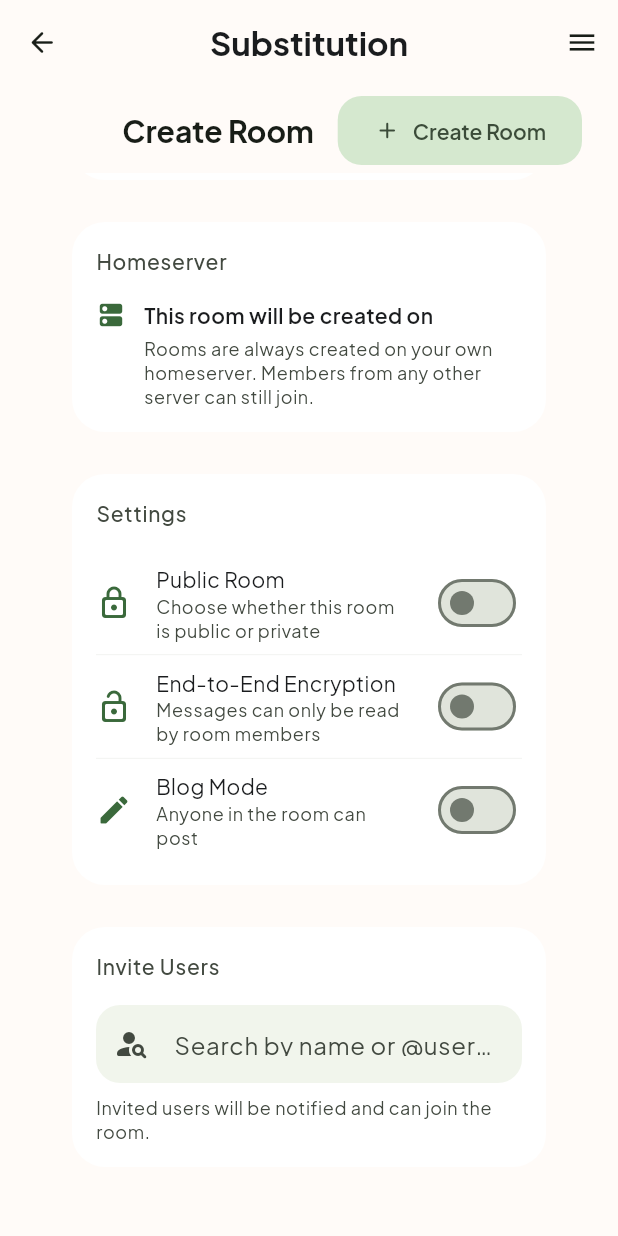
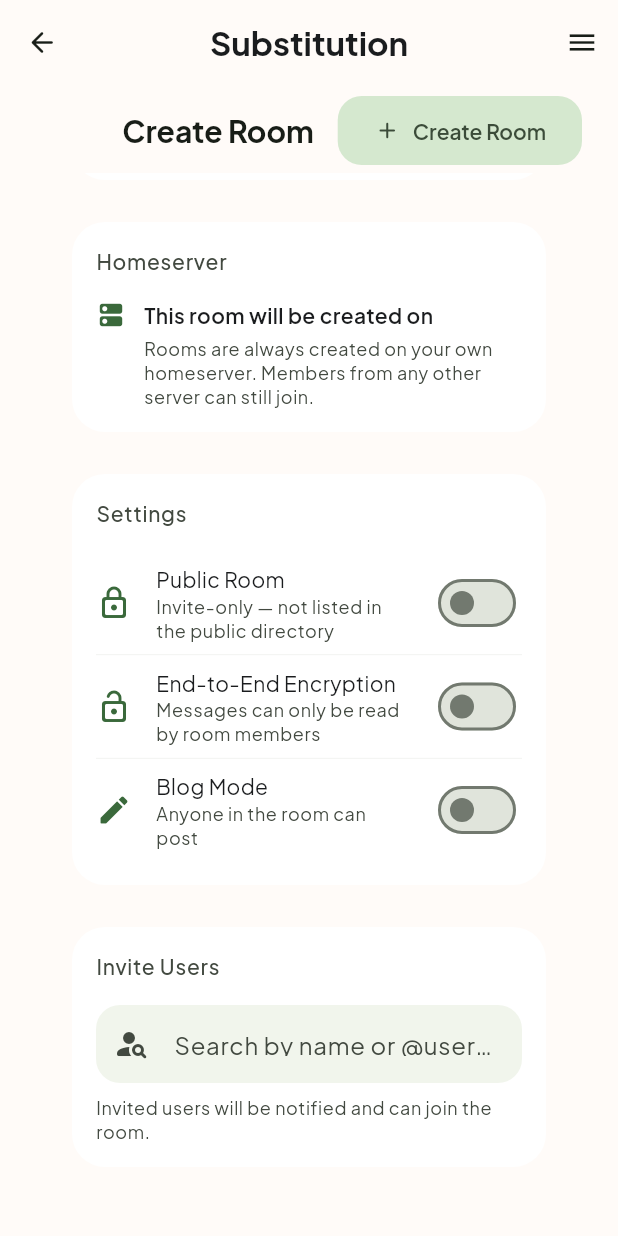
Before and after one commit to floffel/substitution, a Flutter app: the RoomFormPage screen opened by its route, scrolled down 465 dp, on a phone screen of 412 x 824 dp. Run offline on Flutter 3.47's test engine with Material 3 defaults, Android fonts, the phone set to English and light mode, and no system bars; our stand-ins replace app_links, carousel_slider, connectivity_plus, dismissible_page, easy_localization, emoji_picker_flutter and 14 more; missing offline and left inert: dart:js_interop, file_selector, flutter_quill, matrix, record, vsc_quill_delta_to_html; accounts and stored records are empty; project files that could hold a hidden picture were left out.

Commit message:
fix: default new room visibility to private
Removes the mandatory visibility selection in create mode by defaulting
_isPublic to false (private). Also removes the validation snackbar and
the tristate toggle state that required an explicit choice.

```diff
--- a/lib/settings/pages/room_form_page.dart
+++ b/lib/settings/pages/room_form_page.dart
@@ -15,6 +15,14 @@ import '/shared/widgets/mxc_image.dart';
 /// Full-page form to create a new room or edit an existing one.
 ///
 /// Pass [roomId] to enter edit mode (existing room), omit it for create mode.
+///
+/// TODO(decompose): This class is large (~1500 lines). Planned extractions:
+/// - `RoomAvatarPicker` widget (lines ~1146–1237 + state fields)
+/// - `RoomBasicInfoForm` widget (name/alias/topic fields)
+/// - `RoomSettingsSection` widget (visibility/encryption/blog-mode toggles)
+/// - `RoomMembersSection` widget (member list, kick/ban/power-level)
+/// - `RoomDangerZone` widget (delete room)
+/// - `RoomFormController` ChangeNotifier (data loading + save/create logic)
 class RoomFormPage extends StatefulWidget {
   /// The Matrix room ID to edit. When `null` the page is in create mode.
   final String? roomId;
@@ -42,7 +50,7 @@ class _RoomFormPageState extends State<RoomFormPage> {
   Uri? _existingAvatarUrl; // mxc:// from existing room (edit mode)
 
   // Settings toggles
-  bool? _isPublic; // null = unset in create mode (user must choose)
+  bool? _isPublic = false; // defaults to private in create mode
   bool? _isEncrypted; // null = unset in create mode
   bool _isBlogMode = false;
 
@@ -181,19 +189,6 @@ class _RoomFormPageState extends State<RoomFormPage> {
 
   Future<void> _submit() async {
     if (!_formKey.currentState!.validate()) return;
-
-    // Require a visibility choice in create mode
-    if (widget.isCreateMode && _isPublic == null) {
-      ScaffoldMessenger.of(context).showSnackBar(
-        SnackBar(
-          content: const Text(
-            'Please choose whether the room should be public or private.',
-          ),
-          behavior: SnackBarBehavior.floating,
-        ),
-      );
-      return;
-    }
 
     setState(() => _isSaving = true);
 
@@ -703,7 +698,9 @@ class _RoomFormPageState extends State<RoomFormPage> {
 
   String _roleLabel(int powerLevel) {
     if (powerLevel >= 100) return 'settings.room_form.member_role_admin'.tr();
-    if (powerLevel >= 50) { return 'settings.room_form.member_role_moderator'.tr(); }
+    if (powerLevel >= 50) {
+      return 'settings.room_form.member_role_moderator'.tr();
+    }
     return 'settings.room_form.member_role_user'.tr();
   }
 
@@ -961,11 +958,9 @@ class _RoomFormPageState extends State<RoomFormPage> {
                   subtitle:
                       _isPublic == true
                           ? 'settings.room_form.visibility_public_desc'.tr()
-                          : _isPublic == false
-                          ? 'settings.room_form.visibility_private_desc'.tr()
-                          : 'Choose whether this room is public or private',
+                          : 'settings.room_form.visibility_private_desc'.tr(),
                   value: _isPublic ?? false,
-                  tristate: widget.isCreateMode && _isPublic == null,
+                  tristate: false,
                   onChanged: (v) => setState(() => _isPublic = v),
                 ),
                 const Divider(height: 1),
```
